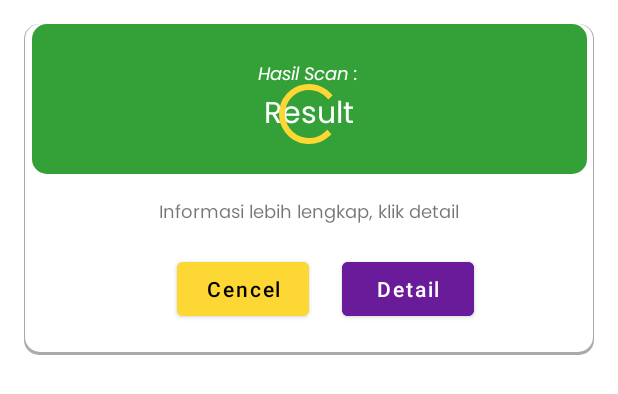
After one commit to dewiambalika/Canang-Bali-App, an Android app: the layout alert_dialog.xml on its own in the app's theme, with its tools: preview values and no code run, on a phone screen of 412 x 824 dp. The commit adds this screen. Shown: the top 394 px of the screen. Run offline under Robolectric (Android 15) with nearby library versions, the phone set to English and light mode, and no system bars.

Commit message:
Conect predict result with Firebase

```diff
--- a/CanangBali/app/src/main/AndroidManifest.xml
+++ b/CanangBali/app/src/main/AndroidManifest.xml
@@ -11,7 +11,8 @@
         android:roundIcon="@mipmap/ic_launcher_round"
         android:supportsRtl="true"
         android:theme="@style/Theme.CanangBali">
-        <activity android:name=".ui.scan.StartScanActivity"></activity>
+        <activity android:name=".ui.scan.ResultScanActivity"></activity>
+        <activity android:name=".ui.scan.StartScanActivity" />
         <activity android:name=".ui.dashboard.bookmark.BookmarkUpakaraActivity" />
         <activity android:name=".ui.dashboard.bookmark.BookmarkShopActivity" />
         <activity android:name=".ui.dashboard.bookmark.BookmarkCanangActivity" />
--- /dev/null
+++ b/CanangBali/app/src/main/res/drawable/background_dialog.xml
@@ -0,0 +1,7 @@
+<?xml version="1.0" encoding="utf-8"?>
+<shape
+    xmlns:android="http://schemas.android.com/apk/res/android"
+    android:shape="rectangle">
+    <solid android:color="#33A137"/>
+    <corners android:radius="10dp"/>
+</shape>
--- /dev/null
+++ b/CanangBali/app/src/main/res/layout/alert_dialog.xml
@@ -0,0 +1,99 @@
+<?xml version="1.0" encoding="utf-8"?>
+<androidx.constraintlayout.widget.ConstraintLayout xmlns:android="http://schemas.android.com/apk/res/android"
+    android:layout_width="match_parent"
+    android:layout_height="wrap_content"
+    xmlns:tools="http://schemas.android.com/tools"
+    android:layout_margin="16dp"
+    android:background="@drawable/background_with_shadow"
+    xmlns:app="http://schemas.android.com/apk/res-auto">
+
+    <com.google.android.material.imageview.ShapeableImageView
+        android:id="@+id/bg_top"
+        android:layout_width="370dp"
+        android:layout_height="100dp"
+        android:src="@drawable/background_dialog"
+        app:layout_constraintEnd_toEndOf="parent"
+        app:layout_constraintStart_toStartOf="parent"
+        app:layout_constraintTop_toTopOf="parent" />
+
+    <TextView
+        android:id="@+id/tv_top"
+        android:layout_width="wrap_content"
+        android:layout_height="wrap_content"
+        android:layout_marginTop="24dp"
+        android:text="@string/hasil_scan"
+        android:textColor="@android:color/white"
+        android:textSize="12sp"
+        android:fontFamily="@font/poppins_italic"
+        app:layout_constraintEnd_toEndOf="parent"
+        app:layout_constraintHorizontal_bias="0.498"
+        app:layout_constraintStart_toStartOf="parent"
+        app:layout_constraintTop_toTopOf="@+id/bg_top" />
+
+    <TextView
+        android:id="@+id/tv_result"
+        android:layout_width="wrap_content"
+        android:layout_height="wrap_content"
+        tools:text="@string/result"
+        android:fontFamily="@font/poppins_regular"
+        android:textColor="@color/primaryTextColor"
+        android:textSize="20sp"
+        app:layout_constraintEnd_toEndOf="parent"
+        app:layout_constraintStart_toStartOf="parent"
+        app:layout_constraintTop_toBottomOf="@+id/tv_top" />
+
+    <TextView
+        android:id="@+id/tv_detail"
+        android:layout_width="match_parent"
+        android:layout_height="wrap_content"
+        android:layout_marginTop="16dp"
+        android:layout_marginLeft="16dp"
+        android:layout_marginRight="16dp"
+        android:textAlignment="center"
+        android:textSize="12sp"
+        android:fontFamily="@font/poppins_regular"
+        android:text="@string/informasi_lebih_lengkap_klik_detail"
+        app:layout_constraintEnd_toEndOf="parent"
+        app:layout_constraintStart_toStartOf="parent"
+        app:layout_constraintTop_toBottomOf="@+id/bg_top" />
+
+    <Button
+        android:id="@+id/btn_go_detail"
+        android:layout_width="wrap_content"
+        android:layout_height="wrap_content"
+        android:layout_marginTop="16dp"
+        android:layout_marginEnd="80dp"
+        android:text="@string/detail"
+        android:textAllCaps="false"
+        android:backgroundTint="@color/primaryColor"
+        app:layout_constraintEnd_toEndOf="parent"
+        app:layout_constraintTop_toBottomOf="@+id/tv_detail" />
+
+    <Button
+        android:id="@+id/btn_cancel"
+        android:layout_width="wrap_content"
+        android:layout_height="wrap_content"
+        android:layout_marginStart="80dp"
+        android:layout_marginTop="16dp"
+        android:layout_marginEnd="16dp"
+        android:layout_marginBottom="20dp"
+        android:backgroundTint="@color/secondaryColor"
+        android:textColor="@color/secondaryTextColor"
+        android:text="@string/cencel"
+        android:textAllCaps="false"
+        app:layout_constraintBottom_toBottomOf="parent"
+        app:layout_constraintEnd_toStartOf="@+id/btn_go_detail"
+        app:layout_constraintHorizontal_bias="0.785"
+        app:layout_constraintStart_toStartOf="parent"
+        app:layout_constraintTop_toBottomOf="@+id/tv_detail" />
+
+    <ProgressBar
+        android:id="@+id/progress_bar"
+        android:layout_width="wrap_content"
+        android:layout_height="wrap_content"
+        android:layout_marginTop="36dp"
+        app:layout_constraintEnd_toEndOf="parent"
+        app:layout_constraintStart_toStartOf="parent"
+        app:layout_constraintTop_toTopOf="parent" />
+
+</androidx.constraintlayout.widget.ConstraintLayout>
--- a/CanangBali/app/src/main/res/values/strings.xml
+++ b/CanangBali/app/src/main/res/values/strings.xml
@@ -50,5 +50,12 @@
     <string name="scan">Scan</string>
     <string name="mulai_scan">Mulai Scan</string>
     <string name="instruksi_scan">1.Foto yang bisa digunakan dengan format .jpg,.jpeg \n\n2.Carilah tempat yang cukup cahaya ketika menggunakan kamera untuk klasifikasi canang</string>
+    <string name="hasil_scan">Hasil Scan :</string>
+    <string name="result">Result</string>
+    <string name="informasi_lebih_lengkap_klik_detail">Informasi lebih lengkap, klik detail</string>
+    <string name="cencel">Cencel</string>
+    <string name="detail">Detail</string>
+    <string name="select_and_predict">Pilih dan Scan</string>
+    <string name="lihat_hasil_lebih_detail">Lihat Hasil Lebih Detail</string>
 
 </resources>
```
Also changed, not shown: CanangBali/app/src/main/java/com/arisurya/jetpackpro/canangbali/ui/scan/ResultScanActivity.kt (added, +112 -0 lines), CanangBali/app/src/main/java/com/arisurya/jetpackpro/canangbali/ui/scan/StartScanActivity.kt (+73 -1 lines), CanangBali/app/src/main/java/com/arisurya/jetpackpro/canangbali/utils/JsonHelper.kt (+43 -0 lines), CanangBali/app/src/main/res/layout/activity_result_scan.xml (added, +135 -0 lines), CanangBali/app/src/main/res/layout/activity_start_scan.xml (+8 -6 lines).
